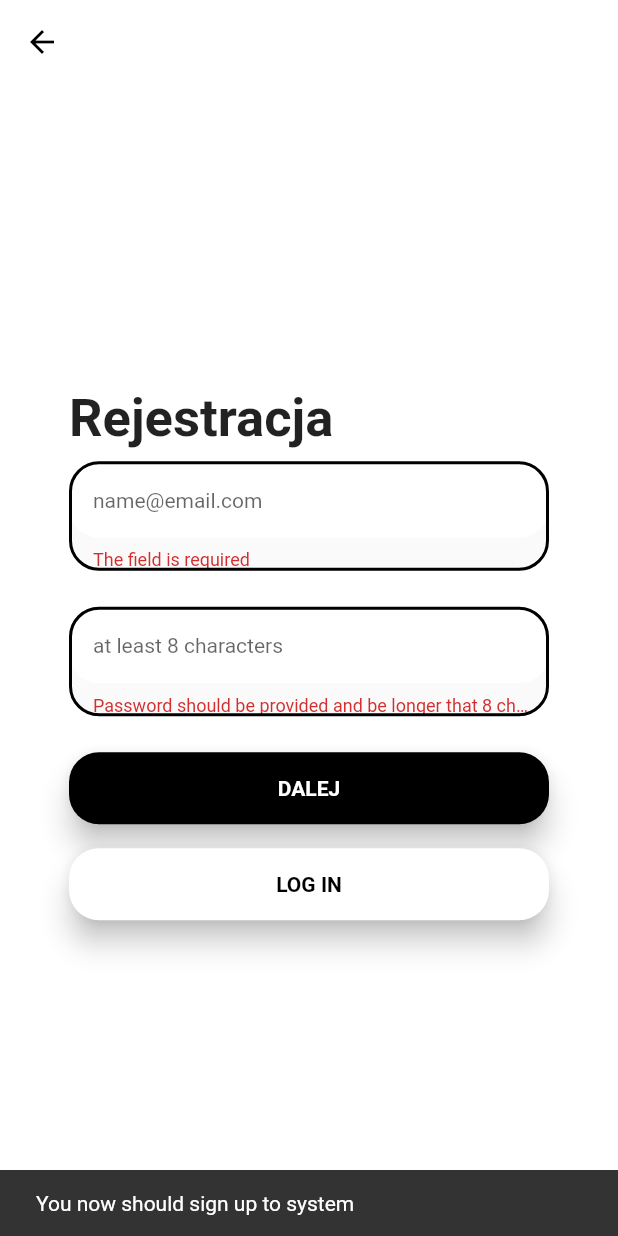
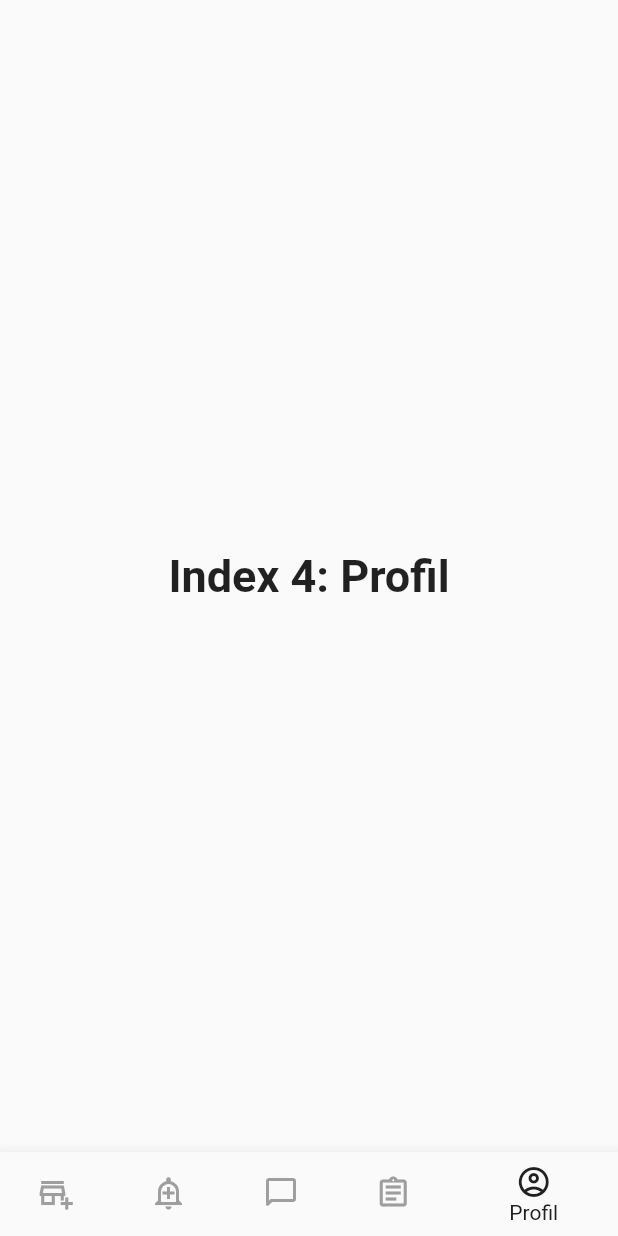
Before and after one commit to julitarasenko/admin_app, a Flutter app: the SignupScreen screen opened by its route, after a tap on "DALEJ", on a phone screen of 412 x 824 dp. Run offline on Flutter 3.47's test engine with Material 2 defaults, Android fonts, the phone set to English and light mode, and no system bars; our stand-ins replace form_validator, logger.

Commit message:
Make a navbar and reservations page

```diff
--- /dev/null
+++ b/lib/features/home/home_screen.dart
@@ -0,0 +1,75 @@
+import 'package:admin_app/features/rezervacje/rezervacje_screen.dart';
+import 'package:flutter/material.dart';
+
+void main() => runApp(MyApp());
+
+class MyApp extends StatelessWidget {
+  @override
+  Widget build(BuildContext context) {
+    return MaterialApp(
+      title: 'My Flutter App',
+      home: MyStatefulWidget(),
+    );
+  }
+}
+
+class MyStatefulWidget extends StatefulWidget {
+  @override
+  State createState() {
+    return _MyStatefulWidgetState();
+  }
+}
+
+class _MyStatefulWidgetState extends State {
+  int _currentIndex = 4;
+  final List _children = [
+    Text(
+      'Index 0: Szpital',
+      style: TextStyle(fontSize: 30, fontWeight: FontWeight.bold),
+    ),
+    RezervacjeScreen(),
+    Text(
+      'Index 2: Czat',
+      style: TextStyle(fontSize: 30, fontWeight: FontWeight.bold),
+    ),
+    Text(
+      'Index 3: Karta zdrowia',
+      style: TextStyle(fontSize: 30, fontWeight: FontWeight.bold),
+    ),
+    Text(
+      'Index 4: Profil',
+      style: TextStyle(fontSize: 30, fontWeight: FontWeight.bold),
+    ),
+  ];
+
+  void onTabTapped(int index) {
+    setState(() {
+      _currentIndex = index;
+    });
+  }
+
+  @override
+  Widget build(BuildContext context) {
+    return Scaffold(
+      body: Center(child: _children[_currentIndex]),
+      bottomNavigationBar: BottomNavigationBar(
+        onTap: onTabTapped,
+        currentIndex: _currentIndex,
+        items: [
+          new BottomNavigationBarItem(
+              icon: Icon(Icons.add_business_outlined), label: 'Szpital'),
+          new BottomNavigationBarItem(
+              icon: Icon(Icons.add_alert_outlined), label: 'Rezerwacji'),
+          new BottomNavigationBarItem(
+              icon: Icon(Icons.chat_bubble_outline_rounded), label: 'Czat'),
+          new BottomNavigationBarItem(
+              icon: Icon(Icons.assignment_outlined), label: 'Karta zdrowia'),
+          new BottomNavigationBarItem(
+              icon: Icon(Icons.account_circle_outlined), label: 'Profil'),
+        ],
+        unselectedItemColor: Colors.grey,
+        selectedItemColor: Colors.grey[900],
+      ),
+    );
+  }
+}
--- a/lib/features/login/screens/signup_screen.dart
+++ b/lib/features/login/screens/signup_screen.dart
@@ -27,7 +27,8 @@ class _SignupScreenState extends State<SignupScreen> {
   }
 
   void _signUp() {
-    ScaffoldMessenger.of(context).showSnackBar(SnackBar(content: Text('You now should sign up to system')));
+    ScaffoldMessenger.of(context).showSnackBar(
+        SnackBar(content: Text('You now should sign up to system')));
     _formKey.currentState!.validate();
     // if (!_checked) {
     //   _errorOnChecked = true;
@@ -128,7 +129,9 @@ class _SignupScreenState extends State<SignupScreen> {
                     UserSignDataTextField(
                       hintText: 'name@email.com',
                       onSaved: (value) {},
-                      validatorFunction: ValidationBuilder().email('Un correct e-mail').build(),
+                      validatorFunction: ValidationBuilder()
+                          .email('Un correct e-mail')
+                          .build(),
                       controller: _emailTextEditingController,
                     ),
                     _userExists
@@ -146,8 +149,10 @@ class _SignupScreenState extends State<SignupScreen> {
                     UserSignDataTextField(
                       hintText: 'at least 8 characters',
                       validatorFunction: ValidationBuilder()
-                          .required('Password should be provided and be longer that 8 characters')
-                          .minLength(8, 'Invalid password. Must be longer that 8 characters')
+                          .required(
+                              'Password should be provided and be longer that 8 characters')
+                          .minLength(8,
+                              'Invalid password. Must be longer that 8 characters')
                           .build(),
                       onSaved: (value) {},
                       obscureText: true,
@@ -164,7 +169,9 @@ class _SignupScreenState extends State<SignupScreen> {
                             'DALEJ',
                             style: TextStyle(fontWeight: FontWeight.bold),
                           ),
-                          onPressed: () => _signUp(),
+                          onPressed: () {
+                            Navigator.of(context).pushNamed('/home-screen');
+                          },
                           shape: RoundedRectangleBorder(
                             borderRadius: BorderRadius.circular(20),
                           ),
@@ -184,7 +191,8 @@ class _SignupScreenState extends State<SignupScreen> {
                             'LOG IN',
                             style: TextStyle(fontWeight: FontWeight.bold),
                           ),
-                          onPressed: () => Navigator.pushNamedAndRemoveUntil(context, '/login', ModalRoute.withName('/log-in')),
+                          onPressed: () => Navigator.pushNamedAndRemoveUntil(
+                              context, '/login', ModalRoute.withName('/login')),
                           shape: RoundedRectangleBorder(
                             borderRadius: BorderRadius.circular(20),
                           ),
--- a/lib/main.dart
+++ b/lib/main.dart
@@ -1,5 +1,7 @@
+import 'package:admin_app/features/home/home_screen.dart';
 import 'package:admin_app/features/login/screens/login_screen.dart';
 import 'package:admin_app/features/login/screens/signup_screen.dart';
+import 'package:admin_app/features/rezervacje/rezervacje_screen.dart';
 import 'package:admin_app/features/start_screen.dart';
 import 'package:flutter/material.dart';
 
@@ -19,6 +21,8 @@ class MyApp extends StatelessWidget {
       routes: {
         '/login': (context) => LoginScreen(),
         '/sign-up': (context) => SignupScreen(),
+        '/home-screen': (context) => MyStatefulWidget(),
+        '/rezervacje': (context) => RezervacjeScreen(),
       },
     );
   }
```
Also changed, not shown: lib/features/login/screens/login_screen.dart (+9 -3 lines), lib/features/rezervacje/dane_o_jednej_rezervacje.dart (added, +81 -0 lines), lib/features/rezervacje/rezervacje_screen.dart (added, +90 -0 lines), pubspec.lock.
